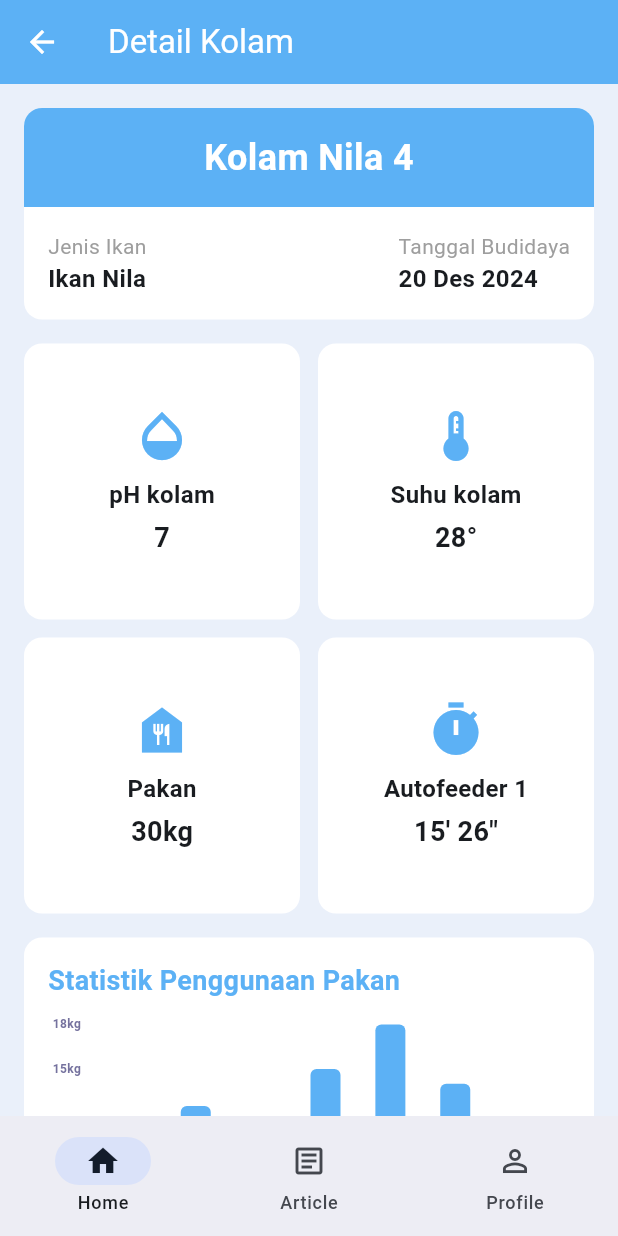
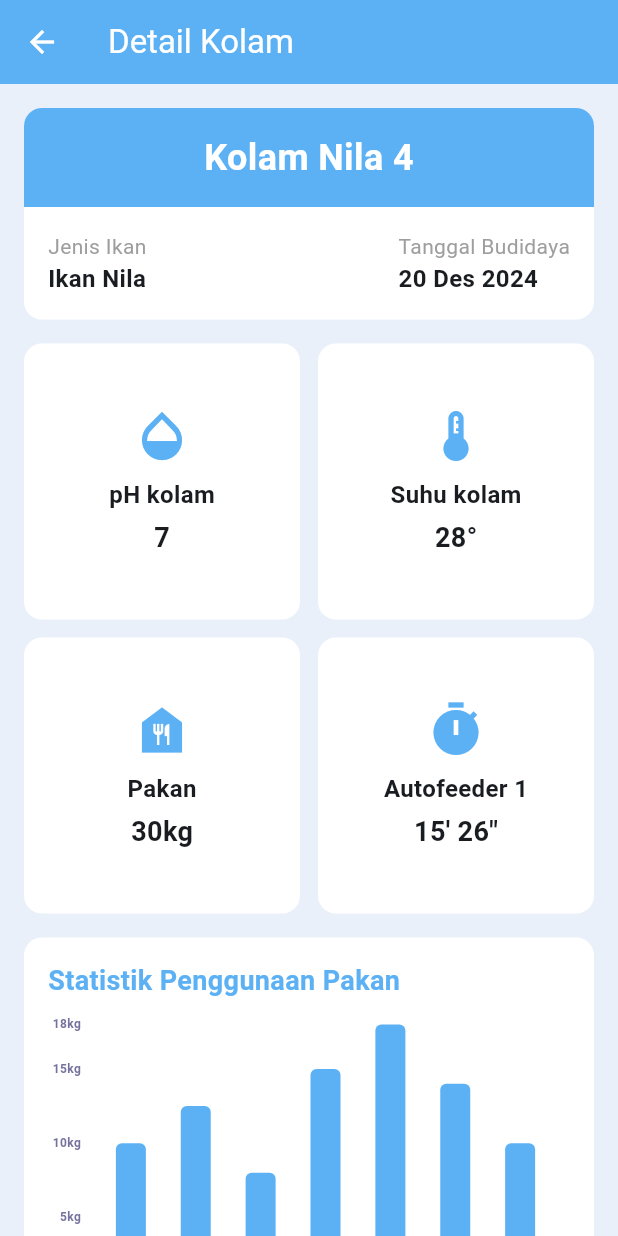
Before and after one commit to IndraMakassar/FishTech, a Flutter app: the DetailKolam screen opened by its route, on a phone screen of 412 x 824 dp. Run offline on Flutter 3.47's test engine with Material 3 defaults, Android fonts, the phone set to English and light mode, and no system bars; drawn by our look-alikes of fl_chart; our stand-ins replace equatable, flutter_bloc, flutter_local_notifications, flutter_native_splash, gap, get_it and 4 more; accounts and stored records are empty; network calls fail.

```diff
--- a/lib/router_config.dart
+++ b/lib/router_config.dart
@@ -23,16 +23,6 @@ final GoRouter routerConfig = GoRouter(
       path: '/register',
       builder: (context, state) => const RegisterScreen(),
     ),
-    StatefulShellRoute.indexedStack(
-      builder: (context, state, child) {
-        return ScaffoldWithNavBar(
-          navigationShell: child,
-        );
-      },
-      branches: [
-        // Home Branch
-        StatefulShellBranch(
-          routes: <RouteBase>[
     GoRoute(
       path: '/home',
       builder: (context, state) => const HomeScreen(),
@@ -43,29 +33,15 @@ final GoRouter routerConfig = GoRouter(
     ),
     GoRoute(
       path: '/details',
-              builder: (context, state) {
-                return DetailKolam();
-              },
+      builder: (context, state) => DetailKolam(),
     ),
-          ],
-        ),
-        StatefulShellBranch(
-          routes: <RouteBase>[
     GoRoute(
       path: '/article',
-              builder: (context, state) => ArticlePage(),
-            )
-          ],
+      builder: (context, state) => const ArticlePage(),
     ),
-        StatefulShellBranch(
-          routes: <RouteBase>[
     GoRoute(
       path: '/profile',
       builder: (context, state) => ProfileScreen(),
-            )
-          ],
-        ),
-      ],
     ),
   ],
 );
```
Lines whose indentation alone changed are shown as unchanged.
